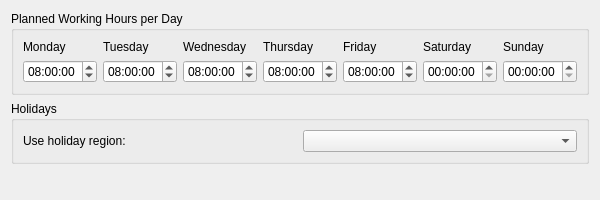
The window that src/dontpanik/kpart/core/ui/plannedworkingtimesdialog.ui (frankHa/dontpanic) describes before a commit, drawn with Qt 5.
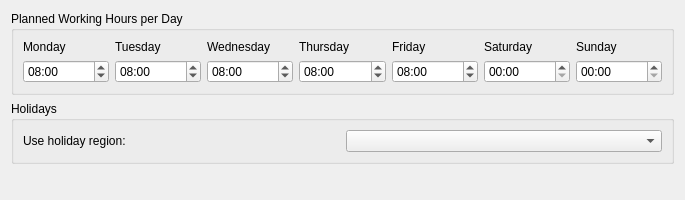
The same window after the commit. Custom widgets are drawn as their Qt base class.

Commit message: -hardcoded time formats to hh:mm

Patch:
```diff
--- a/src/dontpanik/kpart/core/ui/plannedworkingtimesdialog.ui
+++ b/src/dontpanik/kpart/core/ui/plannedworkingtimesdialog.ui
@@ -6,7 +6,7 @@
    <rect>
     <x>0</x>
     <y>0</y>
-    <width>584</width>
+    <width>685</width>
     <height>200</height>
    </rect>
   </property>
@@ -40,6 +40,9 @@
               <second>0</second>
              </time>
             </property>
+            <property name="displayFormat">
+             <string>HH:mm</string>
+            </property>
            </widget>
           </item>
          </layout>
@@ -62,6 +65,9 @@
               <second>0</second>
              </time>
             </property>
+            <property name="displayFormat">
+             <string>HH:mm</string>
+            </property>
            </widget>
           </item>
          </layout>
@@ -84,6 +90,9 @@
               <second>0</second>
              </time>
             </property>
+            <property name="displayFormat">
+             <string>HH:mm</string>
+            </property>
            </widget>
           </item>
          </layout>
@@ -106,6 +115,9 @@
               <second>0</second>
              </time>
             </property>
+            <property name="displayFormat">
+             <string>HH:mm</string>
+            </property>
            </widget>
           </item>
          </layout>
@@ -128,6 +140,9 @@
               <second>0</second>
              </time>
             </property>
+            <property name="displayFormat">
+             <string>HH:mm</string>
+            </property>
            </widget>
           </item>
          </layout>
@@ -142,7 +157,11 @@
            </widget>
           </item>
           <item>
-           <widget class="QTimeEdit" name="saturday"/>
+           <widget class="QTimeEdit" name="saturday">
+            <property name="displayFormat">
+             <string>HH:mm</string>
+            </property>
+           </widget>
           </item>
          </layout>
         </item>
@@ -156,7 +175,11 @@
            </widget>
           </item>
           <item>
-           <widget class="QTimeEdit" name="sunday"/>
+           <widget class="QTimeEdit" name="sunday">
+            <property name="displayFormat">
+             <string>HH:mm</string>
+            </property>
+           </widget>
           </item>
          </layout>
         </item>
```
Left out of the diff: 35 changed lines with no effect on the pictures. The commit also changes 4 other files.
